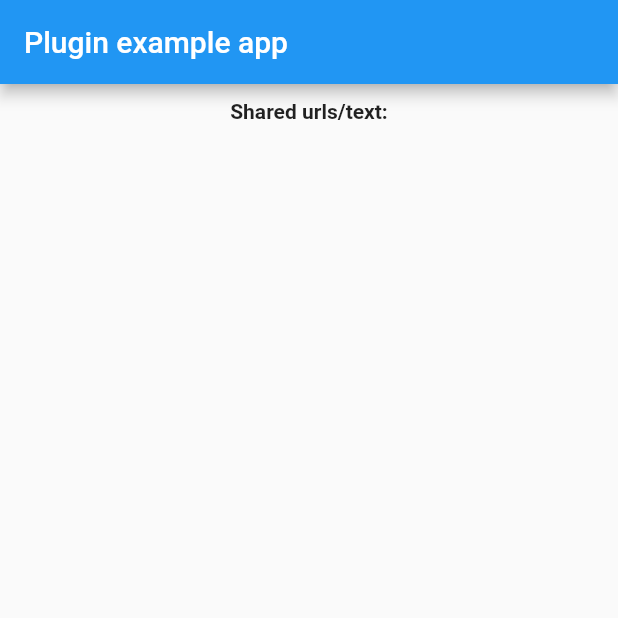
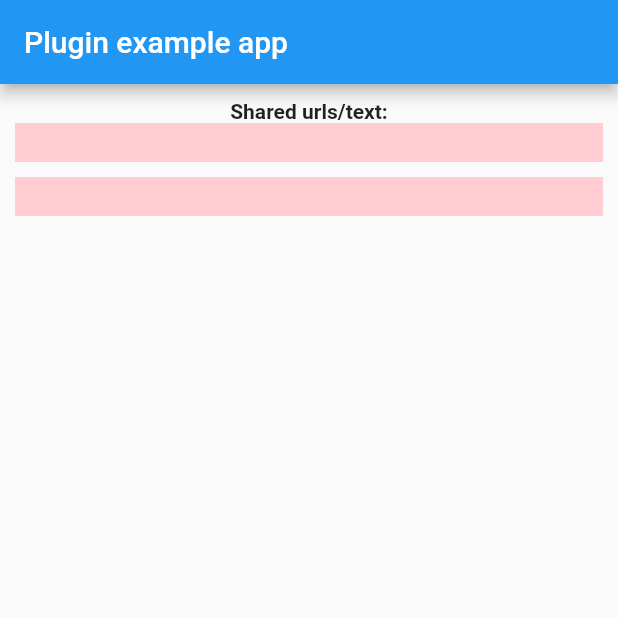
Before and after one commit to StireArLankar/flutter_share_file_playground, a Flutter app: the screen it shows after launch, on a phone screen of 412 x 824 dp, the top half of it. Run offline on Flutter 3.47's test engine with Material 2 defaults, Android fonts, the phone set to English and light mode, and no system bars; missing offline and left inert: receive_sharing_intent.

```diff
--- a/lib/main.dart
+++ b/lib/main.dart
@@ -12,26 +12,29 @@ class MyApp extends StatefulWidget {
 class _MyAppState extends State<MyApp> {
   StreamSubscription _subscription;
   String _sharedText;
+  String _parsedPath;
+
+  void updateState(String str) {
+    setState(() {
+      _sharedText = str;
+      _parsedPath = str != null ? Uri.decodeFull(str).split(':').last : null;
+      print(_parsedPath);
+    });
+  }
 
   @override
   void initState() {
     super.initState();
     // For sharing or opening urls/text coming from outside the app while the app is in the memory
     _subscription = ReceiveSharingIntent.getTextStream().listen((value) {
-      setState(() {
-        _sharedText = value;
-        print("Mounted: $_sharedText");
-      });
-    }, onError: (err) {
-      print("getLinkStream error: $err");
-    });
+      updateState(value);
+      print("Mounted: $_sharedText");
+    }, onError: (err) => print("getLinkStream error: $err"));
 
     // For sharing or opening urls/text coming from outside the app while the app is closed
     ReceiveSharingIntent.getInitialText().then((value) {
-      setState(() {
-        _sharedText = value;
-        print("Initial: $_sharedText");
-      });
+      updateState(value);
+      print("Initial: $_sharedText");
     });
   }
 
@@ -45,10 +48,6 @@ class _MyAppState extends State<MyApp> {
   Widget build(BuildContext context) {
     const textStyleBold = const TextStyle(fontWeight: FontWeight.bold);
 
-    print(_sharedText != null
-        ? Uri.decodeFull(_sharedText).split(':').last
-        : '...');
-
     return MaterialApp(
       home: Scaffold(
         appBar: AppBar(title: const Text('Plugin example app')),
@@ -58,7 +57,22 @@ class _MyAppState extends State<MyApp> {
             child: Column(
               children: [
                 Text("Shared urls/text:", style: textStyleBold),
-                Text(_sharedText ?? "")
+                Container(
+                  width: double.infinity,
+                  padding: EdgeInsets.all(5.0),
+                  child: Text(_sharedText ?? ""),
+                  color: Colors.red[100],
+                ),
+                SizedBox(height: 10),
+                Container(
+                  width: double.infinity,
+                  padding: EdgeInsets.all(5.0),
+                  child: Text(_parsedPath ?? ""),
+                  color: Colors.red[100],
+                ),
+                Expanded(
+                  child: ListView(),
+                ),
               ],
             ),
           ),
```
Also changed, not shown: 1 other file.
